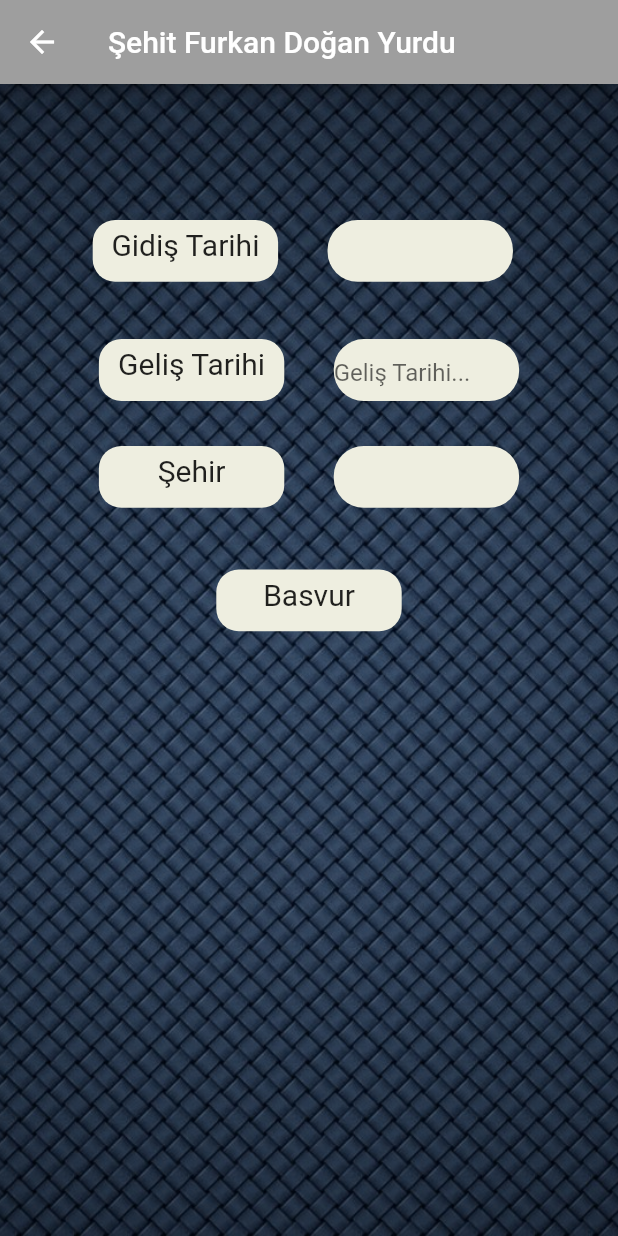
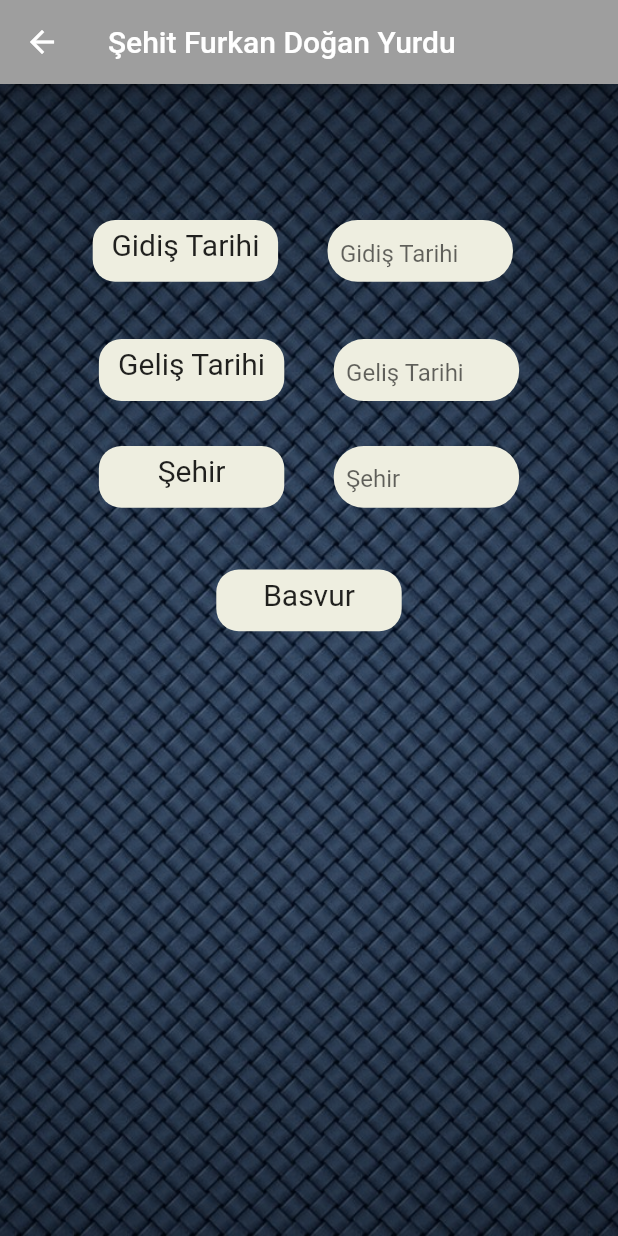
Before and after one commit to memin745/Flutter_Yurt, a Flutter app: the IzinAlmaPage screen opened directly, on a phone screen of 412 x 824 dp. Run offline on Flutter 3.47's test engine with Material 2 defaults, Android fonts, the phone set to English and light mode, and no system bars; our stand-ins replace carousel_pro.

Commit message:
izinalma page

```diff
--- a/lib/izinbasvuru/izinalma.dart
+++ b/lib/izinbasvuru/izinalma.dart
@@ -44,21 +44,8 @@ class _IzinAlmaPageState extends State<IzinAlmaPage> {
             height: size.height * 0.07,
             child: Row(children: [
               IzinAlma("Gidiş Tarihi", context, 0),
-              Container(
-                margin: EdgeInsets.only(left: size.width * 0.08),
-                decoration: BoxDecoration(
-                    color: Color(0xFFeeeee0,),
-                    borderRadius: BorderRadius.circular(20)),
-                width: size.width * 0.30,
-                height: size.height * 0.05,
-              ),
-            ]),
-          ),
-          Container(
-            margin: EdgeInsets.only(top: 30),
-            child: Row(mainAxisAlignment: MainAxisAlignment.center, children: [
-              IzinAlma("Geliş Tarihi", context, 0),
-              Container(
+               Container(
+                padding:  EdgeInsets.only(left: size.width * 0.02),
                 margin: EdgeInsets.only(left: size.width * 0.08),
                 decoration: BoxDecoration(
                     color: Color(0xFFeeeee0,),
@@ -68,7 +55,28 @@ class _IzinAlmaPageState extends State<IzinAlmaPage> {
                 child:TextField(
                     decoration: InputDecoration(
                       border: InputBorder.none,
-                      hintText: 'Geliş Tarihi...',
+                      hintText: 'Gidiş Tarihi',
+                    ),
+                  ),
+              ),
+            ]),
+          ),
+          Container(
+            margin: EdgeInsets.only(top: 30),
+            child: Row(mainAxisAlignment: MainAxisAlignment.center, children: [
+              IzinAlma("Geliş Tarihi", context, 0),
+              Container(
+                padding:  EdgeInsets.only(left: size.width * 0.02),
+                margin: EdgeInsets.only(left: size.width * 0.08),
+                decoration: BoxDecoration(
+                    color: Color(0xFFeeeee0,),
+                    borderRadius: BorderRadius.circular(20)),
+                width: size.width * 0.30,
+                height: size.height * 0.05,
+                child:TextField(
+                    decoration: InputDecoration(
+                      border: InputBorder.none,
+                      hintText: 'Geliş Tarihi',
                     ),
                   ),
               ),
@@ -78,13 +86,20 @@ class _IzinAlmaPageState extends State<IzinAlmaPage> {
             margin: EdgeInsets.only(top: 30),
             child: Row(mainAxisAlignment: MainAxisAlignment.center, children: [
               IzinAlma("Şehir", context,0),
-              Container(
+               Container(
+                padding:  EdgeInsets.only(left: size.width * 0.02),
                 margin: EdgeInsets.only(left: size.width * 0.08),
                 decoration: BoxDecoration(
                     color: Color(0xFFeeeee0,),
                     borderRadius: BorderRadius.circular(20)),
                 width: size.width * 0.30,
                 height: size.height * 0.05,
+                child:TextField(
+                    decoration: InputDecoration(
+                      border: InputBorder.none,
+                      hintText: 'Şehir',
+                    ),
+                  ),
               ),
             ]),
           ),
```
